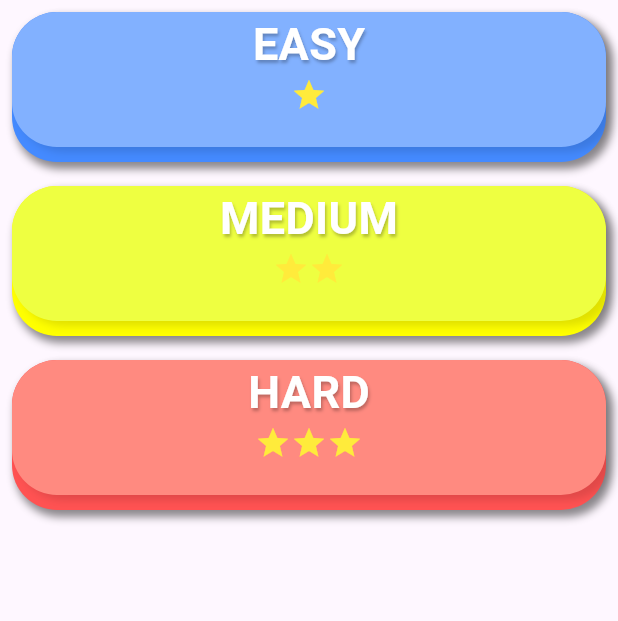
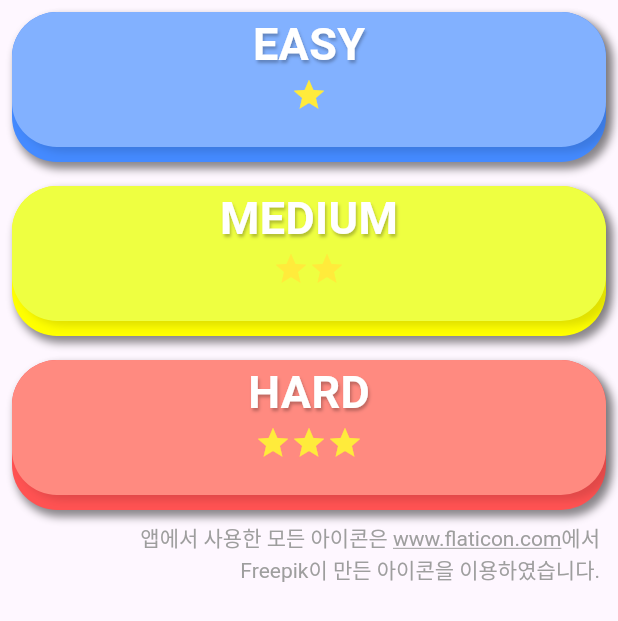
Before and after one commit to kyungsnim/flip_card_game, a Flutter app: the screen it shows after launch, on a phone screen of 412 x 824 dp. Shown: the top 621 px of the screen. Run offline on Flutter 3.47's test engine with Material 2 defaults, Android fonts, the phone set to English and light mode, and no system bars; our stand-ins replace flip_card, get.

Commit message:
배포 셋팅 중 - 언어 현지화 필요 - 아이콘 생성 필요 - 미리보기 이미지 필요 - 리텐션 높이기 위한 수단 필요 - 광고배치 필요

```diff
--- a/lib/data.dart
+++ b/lib/data.dart
@@ -38,7 +38,7 @@ List<String> getSourceArray(Level level) {
   sourceArray.shuffle();
 
   if (level == Level.Hard) {
-    for (int i = 0; i < 9; i++) {
+    for (int i = 0; i < 10; i++) {
       levelList.add(sourceArray[i]);
       levelList.add(sourceArray[i]);
     }
@@ -62,7 +62,7 @@ List<bool> getInitialItemState(Level level) {
   List<bool> initialItemState = [];
 
   if (level == Level.Hard) {
-    for(int i = 0; i < 18; i++) {
+    for(int i = 0; i < 20; i++) {
       initialItemState.add(true);
     }
   } else if (level == Level.Medium) {
@@ -81,7 +81,7 @@ List<GlobalKey<FlipCardState>> getCardStateKeys(Level level) {
   List<GlobalKey<FlipCardState>> cardStateKeys = [];
 
   if (level == Level.Hard) {
-    for (int i = 0; i < 18; i++) {
+    for (int i = 0; i < 20; i++) {
       cardStateKeys.add(GlobalKey<FlipCardState>());
     }
   } else if (level == Level.Medium) {
--- a/lib/home_page.dart
+++ b/lib/home_page.dart
@@ -1,4 +1,6 @@
+import 'package:flutter/gestures.dart';
 import 'package:flutter/material.dart';
+import 'package:url_launcher/url_launcher.dart';
 import 'importer.dart';
 
 class HomePage extends StatefulWidget {
@@ -12,7 +14,11 @@ class _HomePageState extends State<HomePage> {
   @override
   Widget build(BuildContext context) {
     return Scaffold(
-        body: ListView.builder(
+        body: Column(
+          children: [
+            Flexible(
+              child: ListView.builder(
+                shrinkWrap: true,
                   itemCount: _list.length,
                   itemBuilder: (BuildContext context, int index) {
                     return GestureDetector(
@@ -85,7 +91,42 @@ class _HomePageState extends State<HomePage> {
                         ),
                       ),
                     );
-            }));
+                  }),
+            ),
+            Padding(
+              padding: EdgeInsets.symmetric(horizontal: 12.0),
+              child: Row(
+                mainAxisAlignment: MainAxisAlignment.end,
+                children: [
+                  RichText(
+                    text: TextSpan(
+                      text: "앱에서 사용한 모든 아이콘은 ",
+                        style: TextStyle(
+                          color: Colors.grey,
+                          fontSize: 14,
+                        ),
+                      children: [
+                        TextSpan(
+                          text: 'www.flaticon.com',
+                          style: TextStyle(
+                            decoration: TextDecoration.underline,
+                          ),
+                          recognizer: TapGestureRecognizer()..onTap = () {
+                            _launchUrl();
+                          },
+                        ),
+                        TextSpan(
+                          text: '에서\nFreepik이 만든 아이콘을 이용하였습니다.'
+                        )
+                      ]
+                    ),
+                    textAlign: TextAlign.end,
+                  ),
+                ],
+              ),
+            )
+          ],
+        ));
   }
 
   List<Widget> _generateStar(int num) {
@@ -102,6 +143,15 @@ class _HomePageState extends State<HomePage> {
     }
 
     return _icons;
+  }
+
+  Future<void> _launchUrl() async {
+
+    final Uri _url = Uri.parse('https://www.flaticon.com');
+
+    if (!await launchUrl(_url)) {
+      throw Exception('Could not launch $_url');
+    }
   }
 }
 
--- a/lib/main.dart
+++ b/lib/main.dart
@@ -13,6 +13,7 @@ class MyApp extends StatelessWidget {
   @override
   Widget build(BuildContext context) {
     return GetMaterialApp(
+      debugShowCheckedModeBanner: false,
       title: 'Flip card memory game',
       theme: ThemeData(
         colorScheme: ColorScheme.fromSeed(seedColor: Colors.deepPurple),
```
Also changed, not shown: pubspec.yaml (+1 -64 lines), pubspec.lock, 14 other files. Lines whose indentation alone changed are shown as unchanged.
